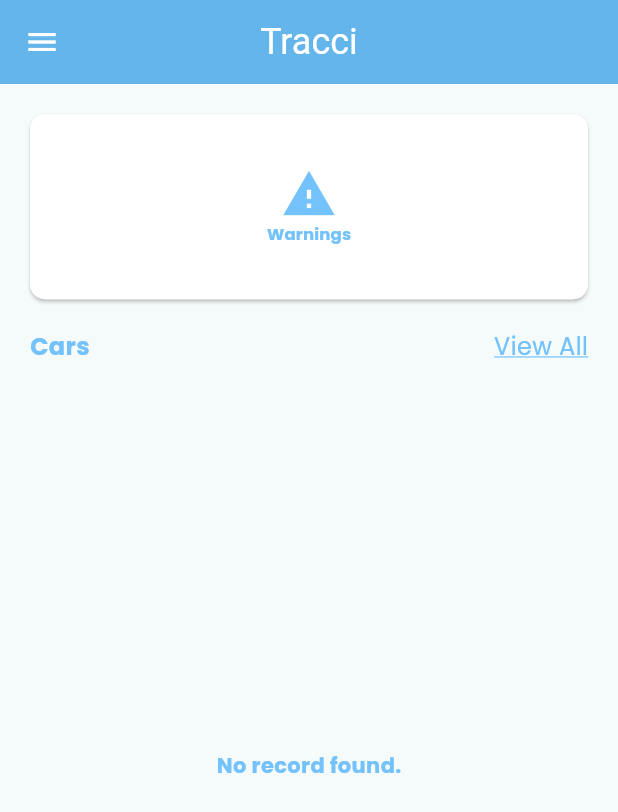
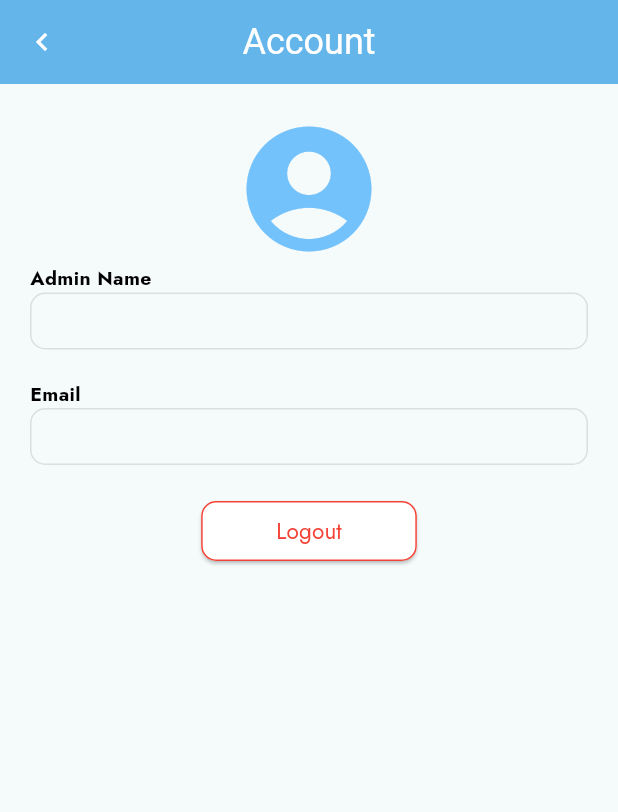
Before and after one commit to martoonio/Tracci-RekayasaSTI, a Flutter app: the HomeScreen screen opened by its route, after a tap on the "menu" icon, after a tap on "Account", on a phone screen of 412 x 824 dp. Shown: the top 812 px of the screen. Run offline on Flutter 3.47's test engine with Material 3 defaults, Android fonts, the light colour scheme and no system bars; our stand-ins replace assets_audio_player, connectivity_plus, firebase_auth, firebase_core, firebase_database, firebase_messaging and 4 more; missing offline and left inert: restart_app; accounts and stored records are empty; Roboto replaces fonts that are missing (Lalezar).

Commit message:
create profile screen

```diff
--- a/lib/global/global_var.dart
+++ b/lib/global/global_var.dart
@@ -20,9 +20,7 @@ final audioPlayer = AssetsAudioPlayer();
 
 // Position? crashPosition;
 
-String carName = "";
-String carModel = "";
-String carNumber = "";
-String carYear = "";
+String adminName = "";
+String adminEmail = "";
 
 Map<String, dynamic> carsMap = {};
--- a/lib/main.dart
+++ b/lib/main.dart
@@ -7,6 +7,7 @@ import 'package:reksti/details/car_detail.dart';
 import 'package:reksti/details/view_details.dart';
 import 'package:reksti/firebase_options.dart';
 import 'package:reksti/screen/home_screen.dart';
+import 'package:reksti/screen/profile_screen.dart';
 import 'package:reksti/screen/warning_history_screen.dart';
 
 Future<void> main() async {
@@ -52,6 +53,7 @@ class MyApp extends StatelessWidget {
         '/view': (context) => ViewDetails(),
         '/home': (context) => const HomeScreen(),
         '/warning_history': (context) => const WarningHistoryScreen(),
+        '/profile': (context) => ProfileScreen(),
       },
     );
   }
--- a/lib/screen/home_screen.dart
+++ b/lib/screen/home_screen.dart
@@ -25,6 +25,8 @@ class HomeScreen extends StatefulWidget {
 
 class _HomeScreenState extends State<HomeScreen> {
   DatabaseReference cars = FirebaseDatabase.instance.ref().child("cars");
+  DatabaseReference admin = FirebaseDatabase.instance.ref().child("admins");
+
   StreamSubscription<DatabaseEvent>? statusSubscription;
 
   void retrieveCarsData() {
@@ -40,6 +42,18 @@ class _HomeScreenState extends State<HomeScreen> {
           }
         });
       }
+    });
+  }
+
+  fetchAdminData() async {
+    await FirebaseDatabase.instance
+        .ref()
+        .child("admins")
+        .child(FirebaseAuth.instance.currentUser!.uid)
+        .once()
+        .then((snap) {
+      adminName = (snap.snapshot.value as Map)["name"];
+      adminEmail = (snap.snapshot.value as Map)["email"];
     });
   }
 
@@ -77,6 +91,7 @@ class _HomeScreenState extends State<HomeScreen> {
         .child(FirebaseAuth.instance.currentUser!.uid)
         .child("status");
     initStatus.set("idle");
+    fetchAdminData();
     fetchCrashDetails();
     listenToTripRequestStatus();
   }
@@ -110,11 +125,12 @@ class _HomeScreenState extends State<HomeScreen> {
           },
         ),
         title: Text(
-          'Tracci',
+          'tracci',
           style: GoogleFonts.lalezar(
             fontSize: 24,
             fontWeight: FontWeight.normal,
             color: whiteColor,
+            wordSpacing: 1,
           ),
         ),
       ),
--- /dev/null
+++ b/lib/screen/profile_screen.dart
@@ -0,0 +1,156 @@
+import 'package:firebase_auth/firebase_auth.dart';
+import 'package:flutter/material.dart';
+import 'package:google_fonts/google_fonts.dart';
+import 'package:reksti/authentication/login_screen.dart';
+import 'package:reksti/constants.dart';
+import 'package:reksti/global/global_var.dart';
+
+class ProfileScreen extends StatefulWidget {
+  static String routeName = "/profile";
+  ProfileScreen({Key? key}) : super(key: key);
+
+  @override
+  _ProfileScreenState createState() => _ProfileScreenState();
+}
+
+class _ProfileScreenState extends State<ProfileScreen> {
+  TextEditingController admin = TextEditingController(text: adminName);
+  TextEditingController email = TextEditingController(text: adminEmail);
+  @override
+  Widget build(BuildContext context) {
+    print("ini nama admin $adminName");
+    return Scaffold(
+      appBar: AppBar(
+        backgroundColor: kPrimaryColor,
+        elevation: 10,
+        centerTitle: true,
+        title: Text(
+          'Account',
+          style: GoogleFonts.lalezar(
+            fontSize: 24,
+            fontWeight: FontWeight.normal,
+            color: whiteColor,
+          ),
+        ),
+        leading: IconButton(
+          icon: const Icon(Icons.chevron_left),
+          color: whiteColor,
+          onPressed: () {
+            Navigator.pop(context);
+          },
+        ),
+      ),
+      body: Padding(
+        padding: const EdgeInsets.all(20),
+        child: Column(
+          mainAxisAlignment: MainAxisAlignment.start,
+          crossAxisAlignment: CrossAxisAlignment.center,
+          children: <Widget>[
+            Center(
+              child: Icon(
+                Icons.account_circle,
+                size: 100,
+                color: kPrimaryColor,
+              ),
+            ),
+            Column(
+              crossAxisAlignment: CrossAxisAlignment.start,
+              mainAxisAlignment: MainAxisAlignment.center,
+              children: [
+                Text(
+                  "Admin Name",
+                  style: GoogleFonts.jost(
+                    fontSize: 13,
+                    fontWeight: FontWeight.bold,
+                    color: blackColor,
+                  ),
+                ),
+                Container(
+                  width: 400,
+                  height: 38,
+                  child: TextFormField(
+                    controller: admin,
+                    style: GoogleFonts.jost(
+                      fontSize: 15,
+                      fontWeight: FontWeight.normal,
+                      color: blackColor,
+                    ),
+                    decoration: InputDecoration(
+                      border: OutlineInputBorder(
+                        borderRadius: BorderRadius.circular(10),
+                      ),
+                    ),
+                    enabled: false,
+                  ),
+                ),
+              ],
+            ),
+            const SizedBox(height: 20),
+            Column(
+              crossAxisAlignment: CrossAxisAlignment.start,
+              mainAxisAlignment: MainAxisAlignment.center,
+              children: [
+                Text(
+                  "Email",
+                  style: GoogleFonts.jost(
+                    fontSize: 13,
+                    fontWeight: FontWeight.bold,
+                    color: blackColor,
+                  ),
+                ),
+                Container(
+                  width: 400,
+                  height: 38,
+                  child: TextFormField(
+                    controller: email,
+                    style: GoogleFonts.jost(
+                      fontSize: 15,
+                      fontWeight: FontWeight.normal,
+                      color: blackColor,
+                    ),
+                    decoration: InputDecoration(
+                      border: OutlineInputBorder(
+                        borderRadius: BorderRadius.circular(10),
+                      ),
+                    ),
+                    enabled: false,
+                  ),
+                ),
+              ],
+            ),
+            const SizedBox(height: 20),
+            ElevatedButton(
+              onPressed: () {
+                FirebaseAuth.instance.signOut();
+                Navigator.pushReplacement(
+                  context,
+                  MaterialPageRoute(
+                    builder: (context) => const LoginScreen(),
+                  ),
+                );
+              },
+              child: Text(
+                "Logout",
+                style: GoogleFonts.jost(
+                  fontSize: 15,
+                  fontWeight: FontWeight.normal,
+                  color: Colors.red,
+                ),
+              ),
+              style: ElevatedButton.styleFrom(
+                backgroundColor: whiteColor,
+                padding: const EdgeInsets.symmetric(horizontal: 50),
+                shape: RoundedRectangleBorder(
+                  borderRadius: BorderRadius.circular(10),
+                  side: const BorderSide(
+                    color: Colors.red,
+                  ),
+                ),
+              ),
+            )
+          ],
+        ),
+      ),
+    );
+  }
+}
--- a/lib/widget/drawer.dart
+++ b/lib/widget/drawer.dart
@@ -106,10 +106,8 @@ class DrawerBar extends StatelessWidget {
               ],
             ),
             onTap: () {
-              // Update the state of the app
-              // ...
-              // Then close the drawer
-              Navigator.pop(context);
+              // Navigator.pop(context);
+              Navigator.pushNamed(context, '/profile');
             },
           ),
           Divider(
```
